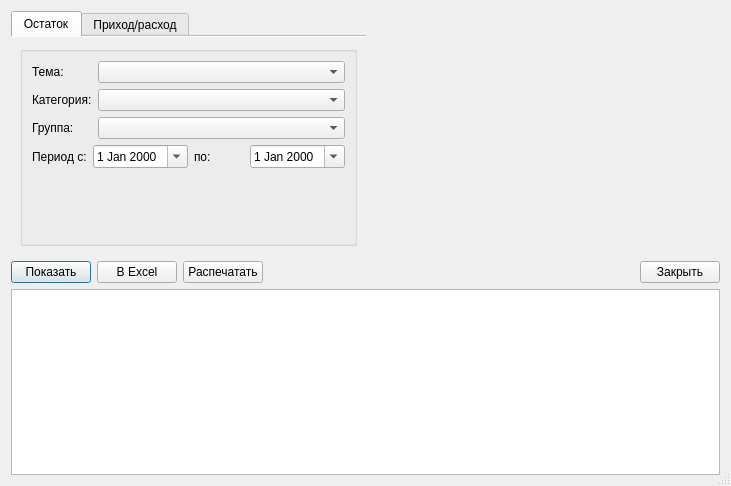
igrekus/depot, file reportmanager.ui: the form before one commit.
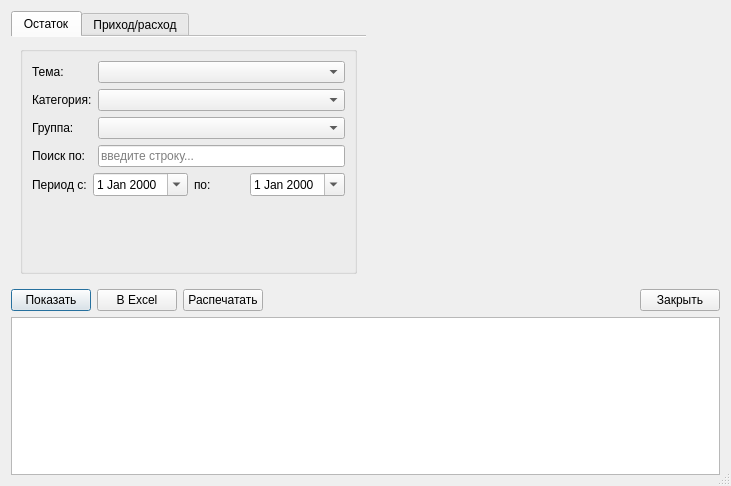
The form after the commit.

Commit message:
Доделал форматированный вывод в .xlsx
Добавил форматирование в оба вывода, добавил подсчёт суммы элементов. Начал рефакторинг запросов статистики.

Diff of the .ui file:
```diff
--- a/reportmanager.ui
+++ b/reportmanager.ui
@@ -88,6 +88,20 @@
               <item row="2" column="1">
                <widget class="QComboBox" name="comboGroup"/>
               </item>
+              <item row="3" column="0">
+               <widget class="QLabel" name="lblSearch_1">
+                <property name="text">
+                 <string>Поиск по:</string>
+                </property>
+               </widget>
+              </item>
+              <item row="3" column="1">
+               <widget class="QLineEdit" name="editSearch_1">
+                <property name="placeholderText">
+                 <string>введите строку...</string>
+                </property>
+               </widget>
+              </item>
              </layout>
             </item>
             <item>
@@ -187,6 +201,20 @@
               <item row="2" column="1">
                <widget class="QComboBox" name="comboGroup_2"/>
               </item>
+              <item row="3" column="0">
+               <widget class="QLabel" name="lblSearch_2">
+                <property name="text">
+                 <string>Поиск по:</string>
+                </property>
+               </widget>
+              </item>
+              <item row="3" column="1">
+               <widget class="QLineEdit" name="editSearch_2">
+                <property name="placeholderText">
+                 <string>введите строку...</string>
+                </property>
+               </widget>
+              </item>
              </layout>
             </item>
             <item>
```
The commit also changes 4 other files.
